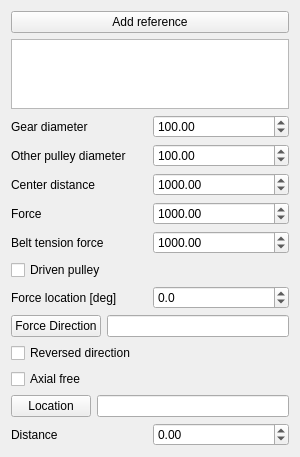
First picture: the form in src/Mod/Fem/Gui/TaskFemConstraintBearing.ui, repository southseact-3d/fcd, before the edit.
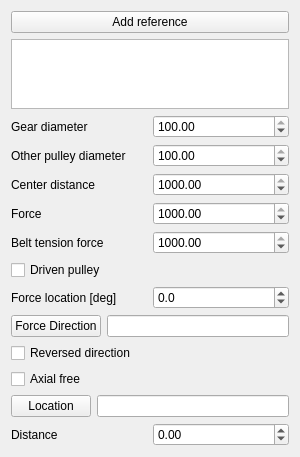
Second picture: the form after the edit.

Commit message:
[FEM] Bearing and FluidBoundary: code improvements
- get rid of UI-coded limits
- fix layout issues
- code simplifications
- remove unused headers

The edit to the form file:
```diff
--- a/src/Mod/Fem/Gui/TaskFemConstraintBearing.ui
+++ b/src/Mod/Fem/Gui/TaskFemConstraintBearing.ui
@@ -38,11 +38,8 @@
      </item>
      <item>
       <widget class="QDoubleSpinBox" name="spinDiameter">
-       <property name="minimum">
-        <double>-99999.000000000000000</double>
-       </property>
        <property name="maximum">
-        <double>99999.000000000000000</double>
+        <double>100.000000000000000</double>
        </property>
        <property name="value">
         <double>100.000000000000000</double>
@@ -65,11 +62,8 @@
      </item>
      <item>
       <widget class="QDoubleSpinBox" name="spinOtherDiameter">
-       <property name="minimum">
-        <double>-99999.000000000000000</double>
-       </property>
        <property name="maximum">
-        <double>99999.000000000000000</double>
+        <double>100.000000000000000</double>
        </property>
        <property name="value">
         <double>100.000000000000000</double>
@@ -89,11 +83,8 @@
      </item>
      <item>
       <widget class="QDoubleSpinBox" name="spinCenterDistance">
-       <property name="minimum">
-        <double>-99999.000000000000000</double>
-       </property>
        <property name="maximum">
-        <double>99999.000000000000000</double>
+        <double>1000.000000000000000</double>
        </property>
        <property name="value">
         <double>1000.000000000000000</double>
@@ -113,11 +104,8 @@
      </item>
      <item>
       <widget class="QDoubleSpinBox" name="spinForce">
-       <property name="minimum">
-        <double>-99999.000000000000000</double>
-       </property>
        <property name="maximum">
-        <double>99999.000000000000000</double>
+        <double>1000.000000000000000</double>
        </property>
        <property name="value">
         <double>1000.000000000000000</double>
@@ -137,11 +125,8 @@
      </item>
      <item>
       <widget class="QDoubleSpinBox" name="spinTensionForce">
-       <property name="minimum">
-        <double>-99999.000000000000000</double>
-       </property>
        <property name="maximum">
-        <double>99999.000000000000000</double>
+        <double>1000.000000000000000</double>
        </property>
        <property name="value">
         <double>1000.000000000000000</double>
```
The commit also changes 3 other files.
